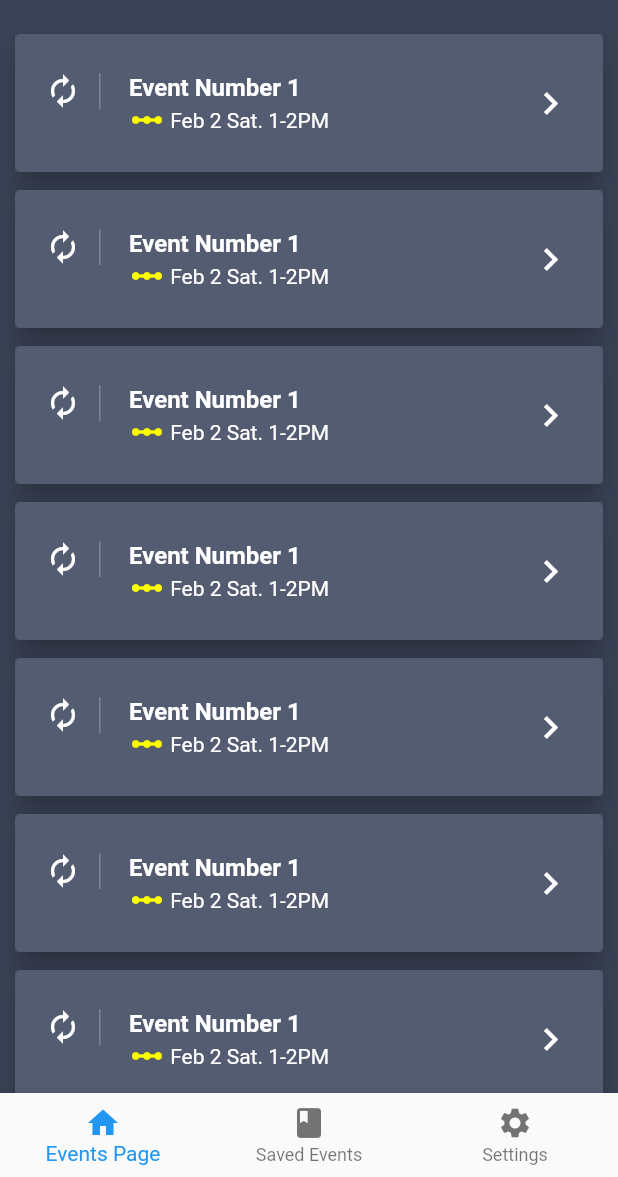
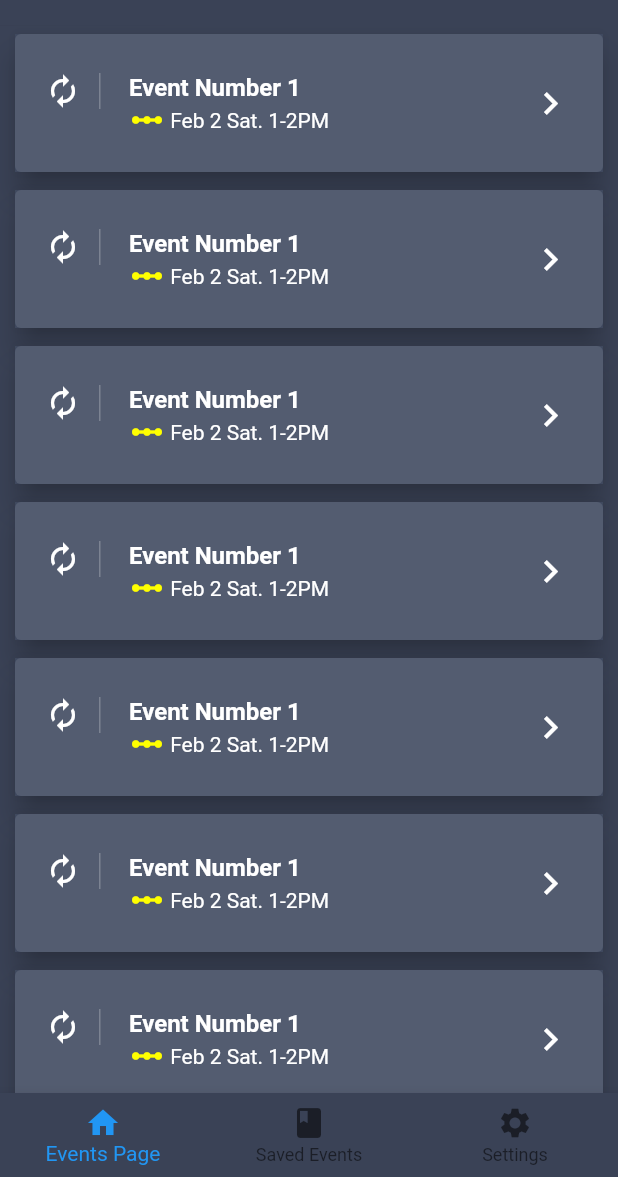
Before and after one commit to KenAsawa/CarMeets, a Flutter app: the screen it shows after launch, on a phone screen of 412 x 824 dp, the part 59-1236 px from its top. Run offline on Flutter 3.47's test engine with Material 2 defaults, Android fonts, the phone set to English and light mode, and no system bars.

Commit message:
BottomNavBar

```diff
--- a/lib/home_page.dart
+++ b/lib/home_page.dart
@@ -2,8 +2,6 @@ import 'package:car_meets/event_list.dart';
 import 'package:flutter/material.dart';
 
 import './placeholder.dart';
-import 'event_details.dart';
-import 'event_page.dart';
 
 class HomePage extends StatefulWidget {
   @override
@@ -27,8 +25,19 @@ class _HomeState extends State<HomePage> {
       appBar: buildAppBar(),
       backgroundColor: Color.fromRGBO(58, 66, 86, 1.0),
       body: _children[_currentIndex],
-      bottomNavigationBar:
-          BottomNavigationBar(currentIndex: _currentIndex, onTap: onTabTapped, items: [
+      bottomNavigationBar: Theme(
+        data: Theme.of(context).copyWith(
+            // sets the background color of the `BottomNavigationBar`
+            canvasColor: Color.fromRGBO(58, 66, 86, 1.0),
+            // sets the active color of the `BottomNavigationBar` if `Brightness` is light
+            primaryColor: Colors.white,
+            textTheme: Theme.of(context)
+                .textTheme
+                .copyWith(caption: new TextStyle(color: Colors.grey))),
+        child: BottomNavigationBar(
+            currentIndex: _currentIndex,
+            onTap: onTabTapped,
+            items: [
               BottomNavigationBarItem(
                   icon: Icon(Icons.home), title: Text("Events Page")),
               BottomNavigationBarItem(
@@ -36,6 +45,7 @@ class _HomeState extends State<HomePage> {
               BottomNavigationBarItem(
                   icon: Icon(Icons.settings), title: Text("Settings"))
             ]),
+      ),
     );
   }
 
--- a/pubspec.yaml
+++ b/pubspec.yaml
@@ -38,7 +38,7 @@ flutter:
   uses-material-design: true
 
   # To add assets to your application, add an assets section, like this:
-   assets:
+  assets:
     - assets/images/
   #  - images/a_dot_ham.jpeg
 
```
Lines whose indentation alone changed are shown as unchanged.
